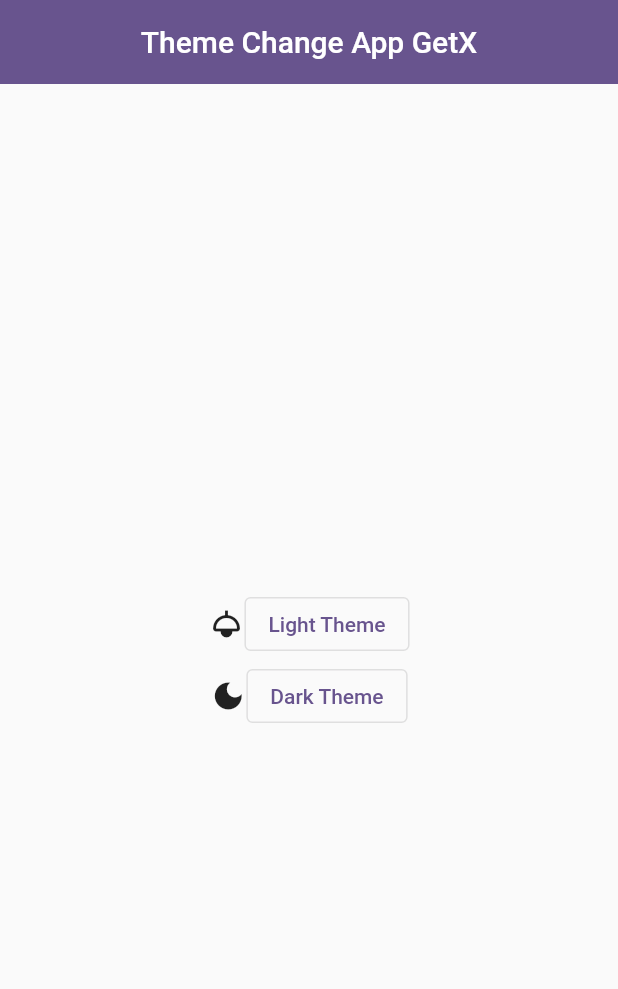
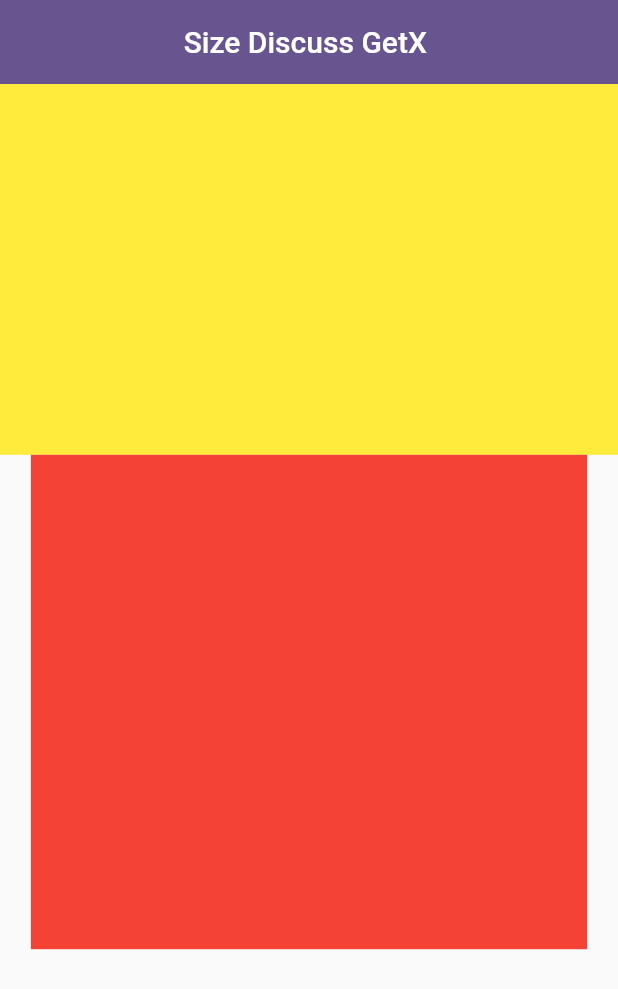
Before and after one commit to ARAFAT2000/getx_statema_nagement, a Flutter app: the screen it shows after launch, on a phone screen of 412 x 824 dp. Shown: the top 989 px of the screen. Run offline on Flutter 3.47's test engine with Material 3 defaults, Android fonts, the phone set to English and light mode, and no system bars; our stand-ins replace get.

Commit message:
Add Size Details GetX

```diff
--- /dev/null
+++ b/lib/Size/Size_getx.dart
@@ -0,0 +1,35 @@
+import 'package:flutter/material.dart';
+import 'package:get/get.dart';
+import 'package:get/get_core/src/get_main.dart';
+import 'package:get/get_utils/get_utils.dart';
+
+
+class SizeGetX extends StatelessWidget {
+  const SizeGetX({super.key});
+
+  @override
+  Widget build(BuildContext context) {
+  final height= MediaQuery.of(context).size.height*1;
+    return Scaffold(
+      appBar: AppBar(
+        elevation: 0,
+        centerTitle: true,
+        title: Text('Size Discuss GetX '),
+      ),
+      body: Column(
+        children: [
+          Container(
+            height: Get.height * 0.3,
+            color: Colors.yellow,
+          ),
+
+          Container(
+            width: Get.width*0.9,
+            height: Get.height * 0.4,
+            color: Colors.red,
+          ),
+        ],
+      ),
+    );
+  }
+}
--- a/lib/app.dart
+++ b/lib/app.dart
@@ -3,6 +3,7 @@ import 'package:flutter/material.dart';
 import 'package:get/get_navigation/src/root/get_material_app.dart';
 
 import 'Counter_app/counter_page.dart';
+import 'Size/Size_getx.dart';
 import 'ThemeData/theme_data.dart';
 import 'Translation/controller_translation.dart';
 import 'Translation/trans_lation.dart';
@@ -26,7 +27,7 @@ class MyApp extends StatelessWidget {
         colorScheme: ColorScheme.fromSeed(seedColor: Colors.deepPurple),
         useMaterial3:false,
       ),
-      home: ThemeChangeApp(),
+      home: SizeGetX(),
     );
   }
 }
```
